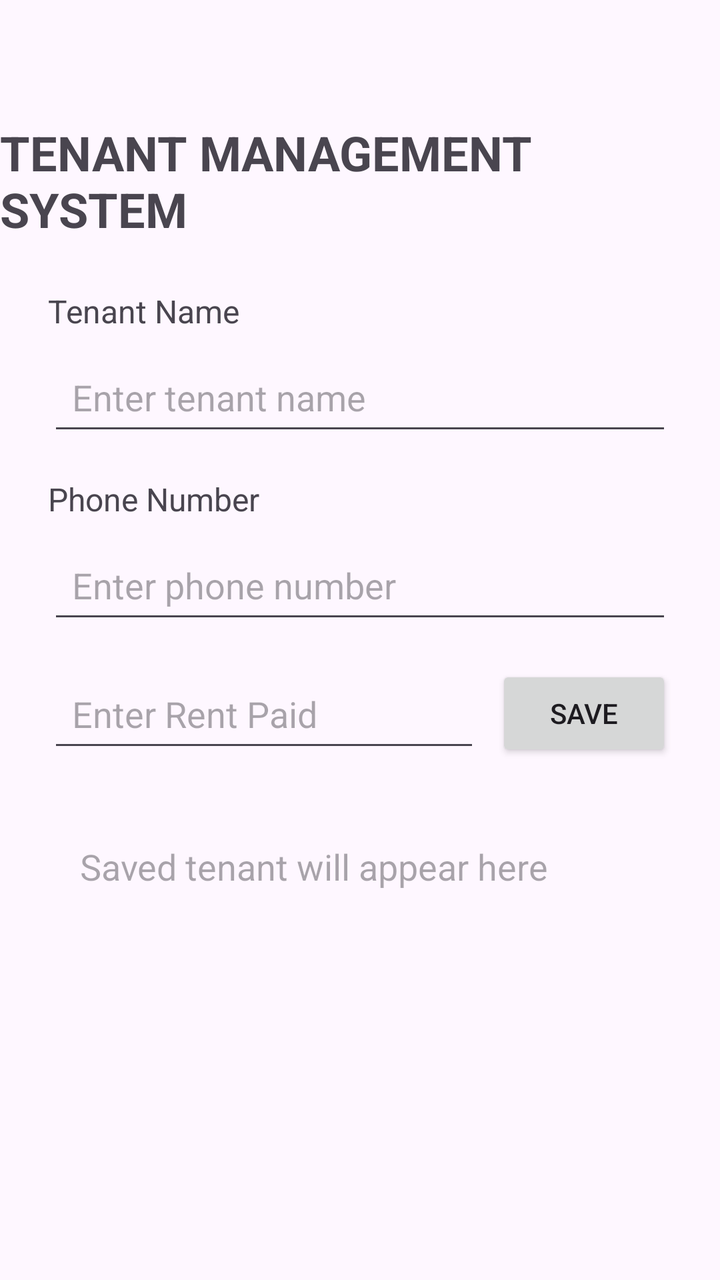
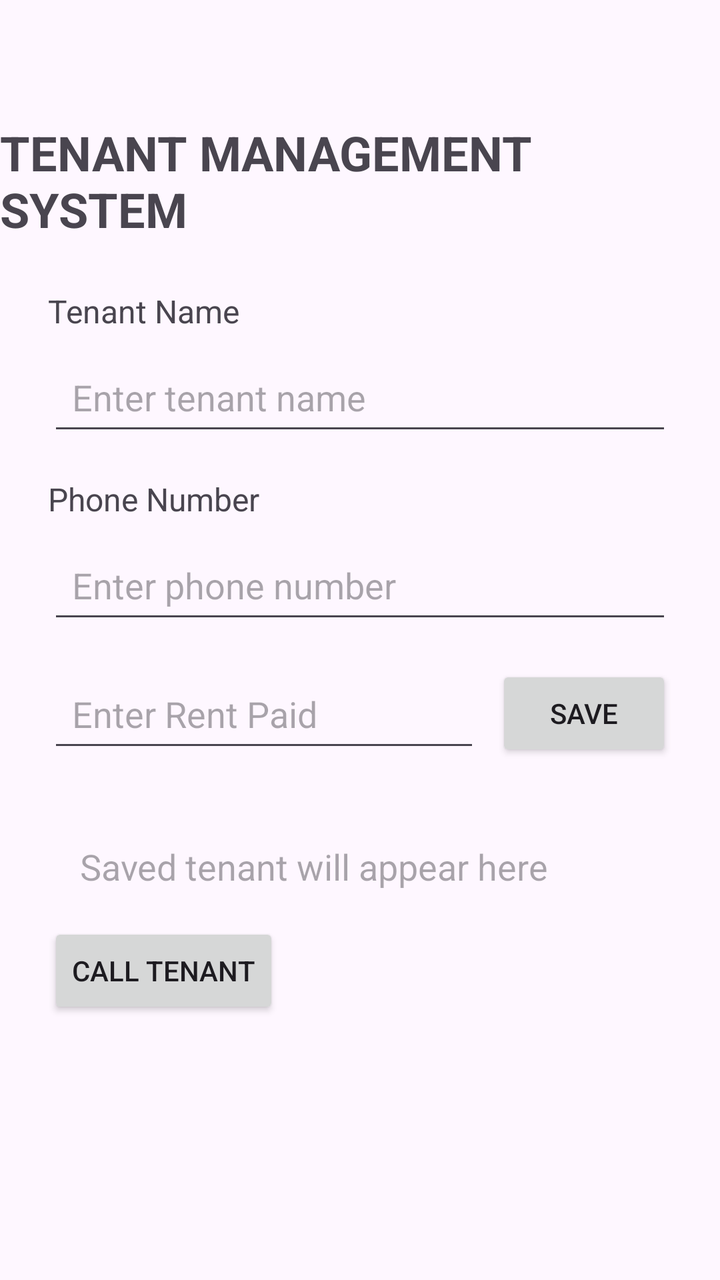

An Android layout rendered at two revisions. The XML below is the earlier revision; the diff shows what the commit changed to produce the second picture.
<!-- AndroidManifest.xml: application theme Theme.TenantManagementSys -->
<!-- res/layout/activity_main.xml -->
<?xml version="1.0" encoding="utf-8"?>
<layout xmlns:android="http://schemas.android.com/apk/res/android"
    xmlns:app="http://schemas.android.com/apk/res-auto">

    <data>
        <variable
            name="tenant"
            type="com.mobile.tenantmanagementsys.Tenant" />
    </data>

    <androidx.constraintlayout.widget.ConstraintLayout
        android:layout_width="match_parent"
        android:layout_height="match_parent">

        <TextView
            android:id="@+id/titleTextView"
            android:layout_width="wrap_content"
            android:layout_height="wrap_content"
            android:text="TENANT MANAGEMENT SYSTEM"
            android:textSize="24sp"
            android:textStyle="bold"
            android:layout_marginTop="60dp"
            app:layout_constraintTop_toTopOf="parent"
            app:layout_constraintStart_toStartOf="parent"
            app:layout_constraintEnd_toEndOf="parent" />

        <TextView
            android:id="@+id/tenantNameLabel"
            android:layout_width="wrap_content"
            android:layout_height="wrap_content"
            android:text="Tenant Name"
            android:textSize="16sp"
            android:layout_marginTop="24dp"
            android:layout_marginStart="24dp"
            app:layout_constraintTop_toBottomOf="@id/titleTextView"
            app:layout_constraintStart_toStartOf="parent" />

        <EditText
            android:id="@+id/tenantNameEditText"
            android:layout_width="0dp"
            android:layout_height="wrap_content"
            android:hint="Enter tenant name"
            android:minHeight="48dp"
            android:padding="12dp"
            android:layout_marginTop="8dp"
            android:layout_marginStart="24dp"
            android:layout_marginEnd="24dp"
            app:layout_constraintTop_toBottomOf="@id/tenantNameLabel"
            app:layout_constraintStart_toStartOf="parent"
            app:layout_constraintEnd_toEndOf="parent" />

        <TextView
            android:id="@+id/phoneLabel"
            android:layout_width="wrap_content"
            android:layout_height="wrap_content"
            android:text="Phone Number"
            android:textSize="16sp"
            android:layout_marginTop="16dp"
            android:layout_marginStart="24dp"
            app:layout_constraintTop_toBottomOf="@id/tenantNameEditText"
            app:layout_constraintStart_toStartOf="parent" />

        <EditText
            android:id="@+id/phoneEditText"
            android:layout_width="0dp"
            android:layout_height="wrap_content"
            android:hint="Enter phone number"
            android:inputType="phone"
            android:minHeight="48dp"
            android:padding="12dp"
            android:layout_marginTop="8dp"
            android:layout_marginStart="24dp"
            android:layout_marginEnd="24dp"
            app:layout_constraintTop_toBottomOf="@id/phoneLabel"
            app:layout_constraintStart_toStartOf="parent"
            app:layout_constraintEnd_toEndOf="parent" />

        <EditText
            android:id="@+id/rentEditText"
            android:layout_width="0dp"
            android:layout_height="wrap_content"
            android:hint="Enter Rent Paid"
            android:inputType="numberDecimal"
            android:minHeight="48dp"
            android:padding="12dp"
            android:layout_marginStart="24dp"
            android:layout_marginTop="16dp"
            android:layout_marginEnd="8dp"
            app:layout_constraintTop_toBottomOf="@id/phoneEditText"
            app:layout_constraintStart_toStartOf="parent"
            app:layout_constraintEnd_toStartOf="@id/saveButton" />

        <Button
            android:id="@+id/saveButton"
            android:layout_width="wrap_content"
            android:layout_height="wrap_content"
            android:text="SAVE"
            android:layout_marginEnd="24dp"
            app:layout_constraintTop_toTopOf="@id/rentEditText"
            app:layout_constraintEnd_toEndOf="parent" />

        <TextView
            android:id="@+id/tenantResultTextView"
            android:layout_width="0dp"
            android:layout_height="wrap_content"
            android:text="@{tenant.summary()}"
            android:hint="Saved tenant will appear here"
            android:textSize="18sp"
            android:padding="16dp"
            android:layout_margin="24dp"
            app:layout_constraintTop_toBottomOf="@id/rentEditText"
            app:layout_constraintStart_toStartOf="parent"
            app:layout_constraintEnd_toEndOf="parent" />

    </androidx.constraintlayout.widget.ConstraintLayout>

</layout>
<!-- resources referenced by this layout -->
<resources>
  <style name="Theme.TenantManagementSys" parent="Base.Theme.TenantManagementSys" />
  <style name="Base.Theme.TenantManagementSys" parent="Theme.Material3.DayNight.NoActionBar">
          
          
      </style>
</resources>

<!-- the commit's change to res/layout/activity_main.xml (unified diff, before → after) -->
@@ -111,7 +111,14 @@
             app:layout_constraintTop_toBottomOf="@id/rentEditText"
             app:layout_constraintStart_toStartOf="parent"
             app:layout_constraintEnd_toEndOf="parent" />
-
+        <Button
+            android:id="@+id/callButton"
+            android:layout_width="wrap_content"
+            android:layout_height="wrap_content"
+            android:text="CALL TENANT"
+            android:layout_marginStart="24dp"
+            app:layout_constraintTop_toBottomOf="@id/tenantResultTextView"
+            app:layout_constraintStart_toStartOf="parent" />
     </androidx.constraintlayout.widget.ConstraintLayout>
 
 </layout>
